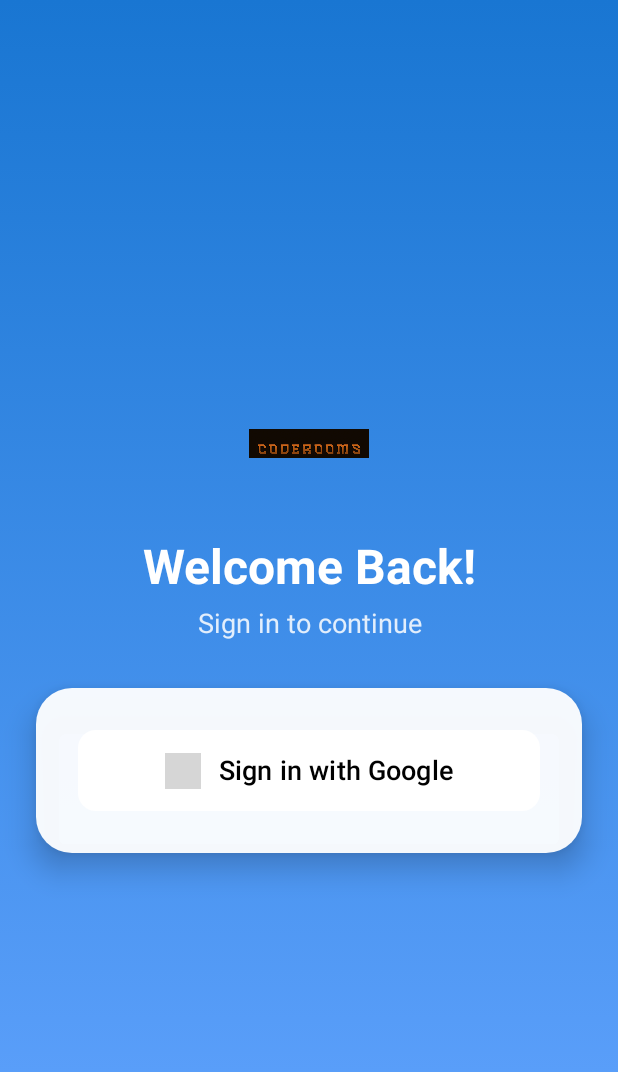
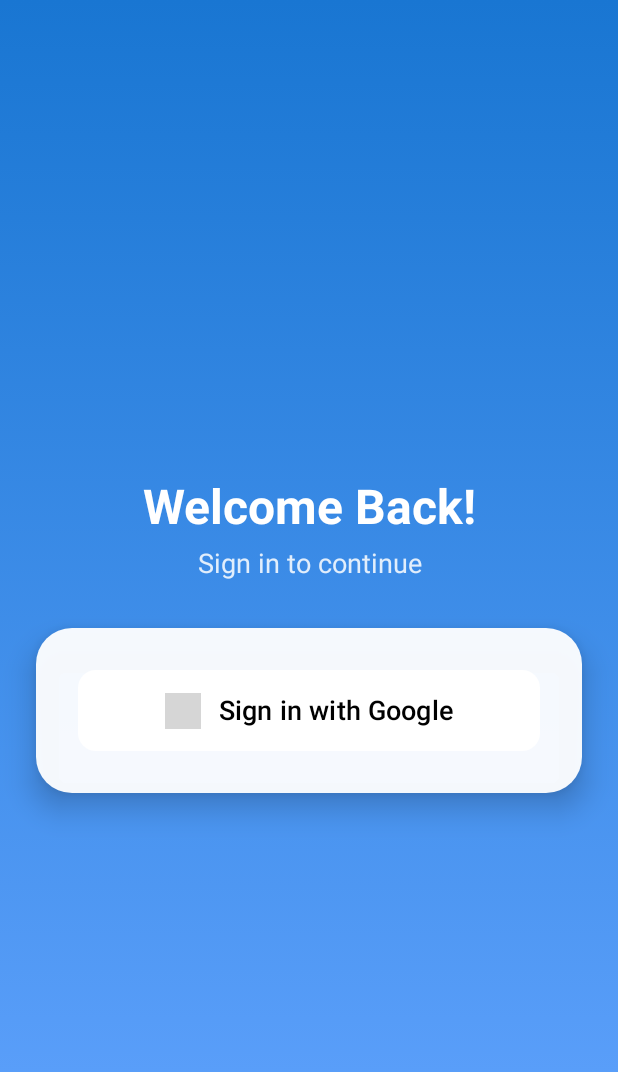
Before and after one commit to Piyushh10/Codesgram, an Android app built with Jetpack Compose: the screen it shows after launch (MainActivity), on a phone screen of 412 x 824 dp. Shown: the top 1072 px of the screen. Run offline under Robolectric (Android 15) with nearby library versions, the phone set to English and light mode, and no system bars; our stand-ins replace Firebase (no records; nobody signed in at launch, a user with empty details on screens opened directly); grey boxes are pictures that could not be loaded.

```diff
--- a/app/src/main/java/com/example/codegram/ui/screens/Login.kt
+++ b/app/src/main/java/com/example/codegram/ui/screens/Login.kt
@@ -107,12 +107,6 @@ fun LoginScreen(navController: NavController) {
             horizontalAlignment = Alignment.CenterHorizontally,
             verticalArrangement = Arrangement.Center
         ) {
-            // App Logo/Icon
-            Image(
-                painter = painterResource(R.drawable.logo),
-                contentDescription = "App Logo",
-                modifier = Modifier.size(80.dp)
-            )
             Spacer(modifier = Modifier.height(24.dp))
             Text(
                 text = "Welcome Back!",
```
